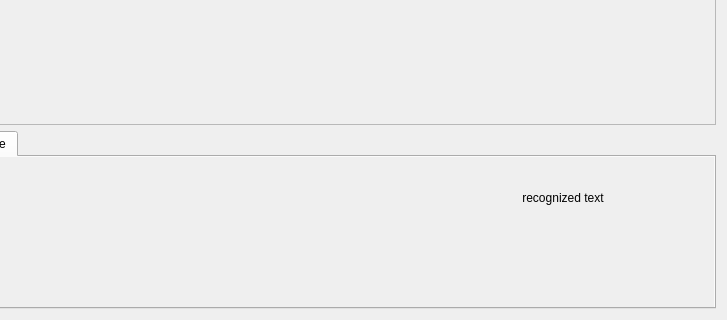
First picture: the form in LicensePlateExtractor/mainwindow.ui, repository dworak/licence-plate-extractor, before the edit; both pictures show x 432 to 1159 and y 145 to 465 of the 1159 by 465 pixel window.
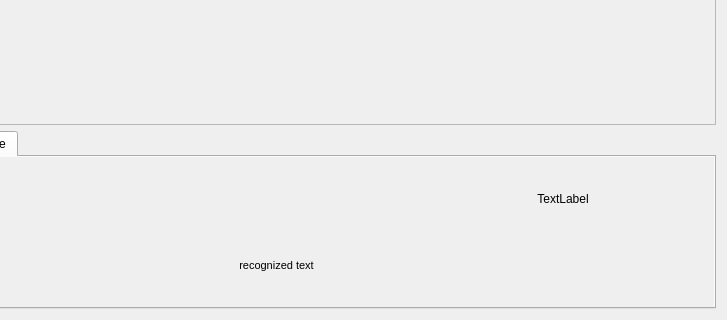
Second picture: the form after the edit. Icons and pictures are not drawn. Custom widgets are drawn as their Qt base class.

Commit message: dodanie aktualnie rozpoznawanej tablicy oprocz najlepszej

The edit to the form file:
```diff
--- a/LicensePlateExtractor/mainwindow.ui
+++ b/LicensePlateExtractor/mainwindow.ui
@@ -6,7 +6,7 @@
    <rect>
     <x>0</x>
     <y>0</y>
-    <width>1015</width>
+    <width>1022</width>
     <height>465</height>
    </rect>
   </property>
@@ -651,8 +651,8 @@
                <rect>
                 <x>0</x>
                 <y>0</y>
-                <width>766</width>
-                <height>184</height>
+                <width>798</width>
+                <height>188</height>
                </rect>
               </property>
               <layout class="QGridLayout" name="gridLayout">
@@ -662,8 +662,16 @@
                <item row="0" column="1">
                 <widget class="CVImageWidget" name="lpView" native="true"/>
                </item>
-               <item row="0" column="2">
+               <item row="1" column="0">
+                <widget class="CVImageWidget" name="hHistView" native="true"/>
+               </item>
+               <item row="1" column="1">
                 <widget class="QLabel" name="recognizedText">
+                 <property name="font">
+                  <font>
+                   <pointsize>8</pointsize>
+                  </font>
+                 </property>
                  <property name="text">
                   <string>recognized text</string>
                  </property>
@@ -675,8 +683,15 @@
                  </property>
                 </widget>
                </item>
-               <item row="1" column="0">
-                <widget class="CVImageWidget" name="hHistView" native="true"/>
+               <item row="0" column="2">
+                <widget class="QLabel" name="bestrecognition">
+                 <property name="text">
+                  <string>TextLabel</string>
+                 </property>
+                 <property name="alignment">
+                  <set>Qt::AlignCenter</set>
+                 </property>
+                </widget>
                </item>
               </layout>
              </widget>
```
Left out of the diff: 10 changed lines with no effect on the pictures. The commit also changes 1 other file.
